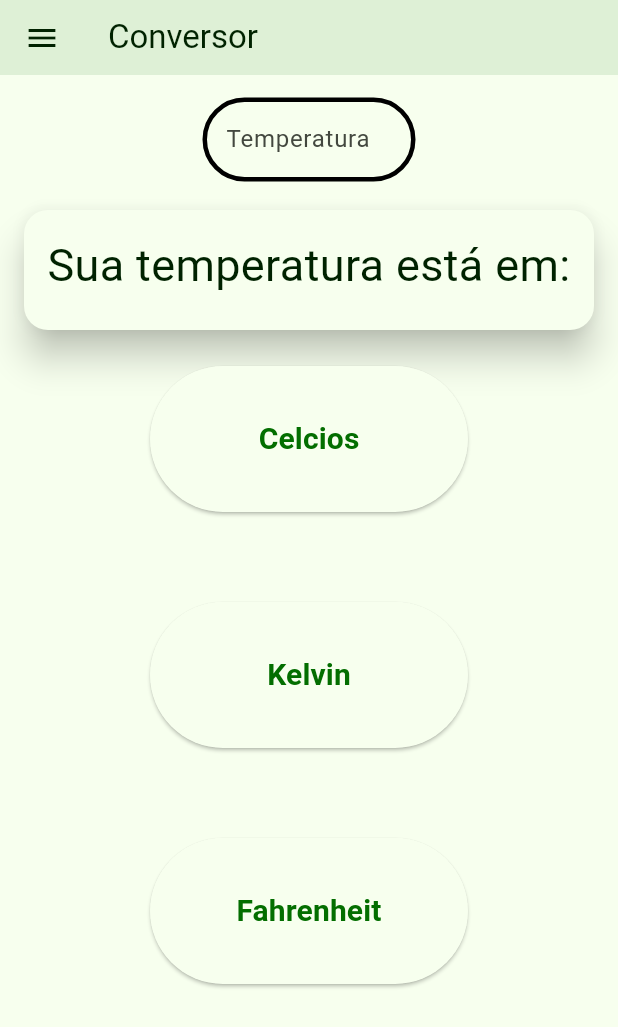
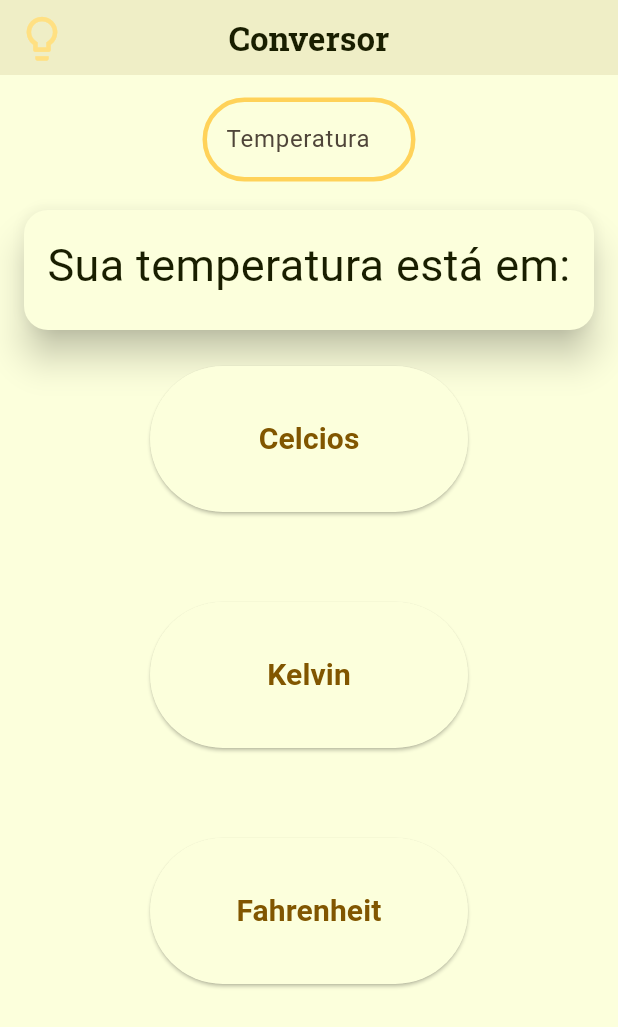
Before and after one commit to EduduBR/-Conversor-de-temperatura, a Flutter app: the screen it shows after launch, on a phone screen of 412 x 824 dp. Shown: the top 1027 px of the screen. Run offline on Flutter 3.47's test engine with Material 2 defaults, Android fonts, the phone set to English and light mode, and no system bars; our stand-ins replace google_fonts.

Commit message:
Adicionando novo colorscheme

```diff
--- a/Conversor de Temperatura/flutter_application_1/lib/Acervo/Colors/color_palette.dart
+++ /dev/null
@@ -1,5 +0,0 @@
-import 'package:flutter/material.dart';
-
-abstract class ColorPalette {
-  static const Color darkgreen = Color(0XFF588100);
-}
--- a/Conversor de Temperatura/flutter_application_1/lib/Acervo/Theme.dart
+++ b/Conversor de Temperatura/flutter_application_1/lib/Acervo/Theme.dart
@@ -1,12 +1,13 @@
 import 'package:flutter/material.dart';
-import 'Colors/color_scheme.dart';
+import 'package:flutter_application_1/Acervo/Colors/color_scheme.dart';
+import 'package:provider/provider.dart';
 
 ThemeData darkTheme = ThemeData(
-  colorScheme: darkColorScheme,
+  colorScheme:Scheme.darkColorScheme,
   useMaterial3: true,
 );
 
 ThemeData lightTheme = ThemeData(
-  colorScheme: lightColorScheme,
+  colorScheme: Scheme.lightColorScheme,
   useMaterial3: true,
 );
--- a/Conversor de Temperatura/flutter_application_1/lib/Main.dart
+++ b/Conversor de Temperatura/flutter_application_1/lib/Main.dart
@@ -4,9 +4,10 @@ import 'package:flutter_application_1/Acervo/theme.dart';
 import 'package:flutter_application_1/View/screen_one.dart';
 import 'package:flutter_application_1/View/screen_two.dart';
 import 'package:flutter_application_1/Model/view_model.dart';
+import 'package:google_fonts/google_fonts.dart';
 import 'package:provider/provider.dart';
 
-void main()  {
+void main() {
   WidgetsFlutterBinding.ensureInitialized();
   SystemChrome.setPreferredOrientations([DeviceOrientation.portraitUp])
       .then((_) {
@@ -36,33 +37,24 @@ class _AppState extends State<App> {
         home: Scaffold(
           resizeToAvoidBottomInset: false,
           appBar: AppBar(
-            title: const Text('Conversor'),
+
+            title: Text('Conversor',
+                style: GoogleFonts.robotoSlab(fontWeight: FontWeight.bold)),
+
             toolbarHeight: 50,
             elevation: 5,
-          ),
-          drawer: Drawer(
-            child: Column(
-              children: [
-                ClipRRect(
-                  borderRadius:
-                      const BorderRadius.only(topRight: Radius.circular(15)),
-                  child: AppBar(automaticallyImplyLeading: false),
-                ),
-                Card(
-                  elevation: 10,
-                  child: ListTile(
-                    title: Text(isMode ? 'Modo Claro' : 'Modo Escuro'),
-                    leading: Checkbox(
-                      value: isMode,
-                      onChanged: (value) {
+            centerTitle: true,
+            leading: IconButton(
+              onPressed: () {
                 setState(() {
                   isMode ? isMode = false : isMode = true;
                 });
               },
+              icon: Icon(
+                Icons.lightbulb_outlined,
+                size: 35,
+                color: isMode ? Colors.grey.shade300 : Colors.amber.shade200,
               ),
-                  ),
-                ),
-              ],
             ),
           ),
           body: PageView(
--- a/Conversor de Temperatura/flutter_application_1/lib/View/screen_two.dart
+++ b/Conversor de Temperatura/flutter_application_1/lib/View/screen_two.dart
@@ -2,7 +2,6 @@ import 'package:flutter_application_1/Widgets/Buttons/button_two.dart';
 import 'package:flutter/material.dart';
 import 'package:flutter_application_1/Widgets/Card/card_screen_two.dart';
 import 'package:flutter_application_1/Model/view_model.dart';
-import '../Acervo/Colors/color_palette.dart';
 import '../Widgets/visor.dart';
 import 'package:provider/provider.dart';
 
@@ -36,7 +35,7 @@ class _ScreenTwoState extends State<ScreenTwo> {
             icon: const Icon(
               Icons.arrow_circle_left_outlined,
               size: 50,
-              color: ColorPalette.darkgreen,
+
             ),
           ),
         ],
--- a/Conversor de Temperatura/flutter_application_1/lib/Widgets/Buttons/button_two.dart
+++ b/Conversor de Temperatura/flutter_application_1/lib/Widgets/Buttons/button_two.dart
@@ -1,5 +1,4 @@
 import 'package:flutter/material.dart';
-import '../../Acervo/Colors/color_palette.dart';
 import 'package:provider/provider.dart';
 
 import '../../Model/view_model.dart';
@@ -32,9 +31,8 @@ class ButtonsTwo extends StatelessWidget {
               child: Text(
                 buttontext[index],
                 style: TextStyle(
-                    color: index != Provider.of<AppView>(context).buttonindex
-                        ? ColorPalette.darkgreen
-                        : ColorPalette.darkgreen,
+                    // color: index != Provider.of<AppView>(context).buttonindex
+
                     fontSize: 20,
                     fontWeight: FontWeight.bold),
               ),
--- a/Conversor de Temperatura/flutter_application_1/lib/Widgets/Visor.dart
+++ b/Conversor de Temperatura/flutter_application_1/lib/Widgets/Visor.dart
@@ -1,7 +1,6 @@
 import 'package:flutter/material.dart';
 import 'package:google_fonts/google_fonts.dart';
 import 'package:provider/provider.dart';
-import '../Acervo/Colors/color_palette.dart';
 import '../Model/view_model.dart';
 
 
@@ -19,7 +18,7 @@ class Visor extends StatelessWidget {
           height: 85,
           decoration: BoxDecoration(
               borderRadius: BorderRadius.circular(50),
-              border: Border.all(color: ColorPalette.darkgreen, width: 5)),
+              border: Border.all( width: 5)),
           child: Text(
            Provider.of<AppView>(context).visor.toStringAsFixed(2),
             textAlign: TextAlign.center,
--- a/Conversor de Temperatura/flutter_application_1/lib/Widgets/text_field.dart
+++ b/Conversor de Temperatura/flutter_application_1/lib/Widgets/text_field.dart
@@ -20,13 +20,15 @@ class MyTextField extends StatelessWidget {
         ),
         enabledBorder: OutlineInputBorder(
           borderSide: const BorderSide(
+            color: Color(0xfffffd259),
             width: 3,
           ),
           borderRadius: BorderRadius.circular(40),
         ),
         focusedBorder: OutlineInputBorder(
           borderSide: const BorderSide(
-            width: 2.0,
+            color: Color(0xffffa9712c),
+            width: 3,
           ),
           borderRadius: BorderRadius.circular(40),
         ),
```
Also changed, not shown: Conversor de Temperatura/flutter_application_1/lib/Acervo/Colors/color_scheme.dart (+51 -47 lines). Lines whose indentation alone changed are shown as unchanged.
